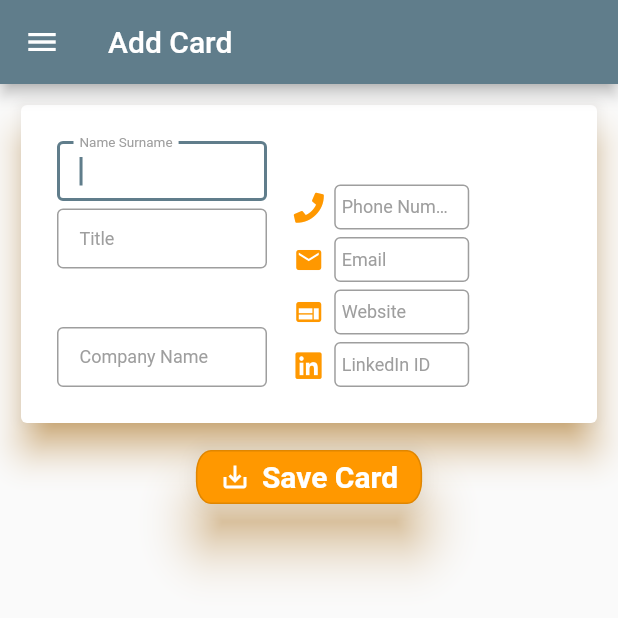
After one commit to atacanugurlu/MeetWork, a Flutter app: the ManuallyAddCardScreen screen opened by its route, on a phone screen of 412 x 824 dp, the top half of it. The commit adds this screen. Run offline on Flutter 3.47's test engine with Material 2 defaults, Android fonts, the phone set to English and light mode, and no system bars; our stand-ins replace flutter_spinkit, font_awesome_flutter, google_fonts, shared_preferences, sqflite; missing offline and left inert: maps_launcher; accounts and stored records are empty.

Commit message:
add card manually

```diff
--- a/lib/main.dart
+++ b/lib/main.dart
@@ -6,6 +6,7 @@ import 'package:meetwork/screens/main_screens/business_screen.dart';
 import 'package:meetwork/screens/main_screens/qr_code_screen.dart';
 import 'package:meetwork/screens/sub_screens/business_screens/business_card_screen.dart';
 import 'package:meetwork/screens/sub_screens/business_screens/card_collection_screen.dart';
+import 'package:meetwork/screens/sub_screens/business_screens/manually_add_card_screen.dart';
 import 'package:meetwork/screens/sub_screens/media_screens/media_accounts_screen.dart';
 import 'package:meetwork/screens/sub_screens/business_screens/my_card_screen.dart';
 import 'package:meetwork/screens/sub_screens/media_screens/add_social_media_screen.dart';
@@ -41,6 +42,7 @@ class MyApp extends StatelessWidget {
           AddSocialMediaScreen.id: (context) => AddSocialMediaScreen(),
           ShareMediaScreen.id: (context) => ShareMediaScreen(),
           ShareCardScreen.id: (context) => ShareCardScreen(),
+          ManuallyAddCardScreen.id: (context) => ManuallyAddCardScreen()
         });
   }
 }
--- a/lib/screens/main_screens/business_screen.dart
+++ b/lib/screens/main_screens/business_screen.dart
@@ -5,9 +5,11 @@ import 'package:meetwork/components/side_menu.dart';
 import 'package:meetwork/constants.dart';
 import 'package:meetwork/screens/sub_screens/business_screens/business_card_screen.dart';
 import 'package:meetwork/screens/sub_screens/business_screens/card_collection_screen.dart';
+import 'package:meetwork/screens/sub_screens/business_screens/manually_add_card_screen.dart';
 import 'package:meetwork/screens/sub_screens/business_screens/my_card_screen.dart';
 import 'package:url_launcher/url_launcher.dart';
 import 'package:shared_preferences/shared_preferences.dart';
+import 'package:meetwork/screens/main_screens/business_screen.dart';
 
 class BusinessScreen extends StatefulWidget {
   static const id = 'business_screen';
@@ -69,6 +71,10 @@ const List<Choice> choices = const [
       icon: Icons.collections_bookmark,
       page: CardCollectionScreen.id),
   const Choice(title: 'LinkedIn', icon: FontAwesomeIcons.linkedin, page: "url"),
+  const Choice(
+      title: 'Manually Add Card',
+      icon: FontAwesomeIcons.userTag,
+      page: ManuallyAddCardScreen.id),
 ];
 
 class ChoiceCard extends StatelessWidget {
@@ -124,8 +130,3 @@ removePref(String key) async {
   SharedPreferences prefs = await SharedPreferences.getInstance();
   prefs.remove(key);
 }
-
-incrementCardId(String key, String value) async {
-  SharedPreferences prefs = await SharedPreferences.getInstance();
-  prefs.setString(key, value);
-}
--- a/lib/screens/sub_screens/business_screens/card_collection_screen.dart
+++ b/lib/screens/sub_screens/business_screens/card_collection_screen.dart
@@ -9,6 +9,8 @@ import 'package:url_launcher/url_launcher.dart';
 import 'package:maps_launcher/maps_launcher.dart';
 import 'package:meetwork/components/business_card_class.dart';
 import 'package:meetwork/constants.dart';
+import 'package:shared_preferences/shared_preferences.dart';
+import 'package:meetwork/screens/main_screens/business_screen.dart';
 
 class CardCollectionScreen extends StatefulWidget {
   static const id = 'card_collection_screen';
@@ -29,7 +31,6 @@ class _CardCollectionScreenState extends State<CardCollectionScreen> {
 
   void _deleteCard(int deletedCardId) async {
     await _databaseHelper.delete(deletedCardId);
-
     setState(() {
       getCards();
     });
--- /dev/null
+++ b/lib/screens/sub_screens/business_screens/manually_add_card_screen.dart
@@ -0,0 +1,350 @@
+import 'dart:convert';
+import 'dart:ui';
+import 'package:flutter/cupertino.dart';
+import 'package:flutter/material.dart';
+import 'package:font_awesome_flutter/font_awesome_flutter.dart';
+import 'package:meetwork/components/database.dart';
+import 'package:meetwork/components/side_menu.dart';
+import 'package:meetwork/components/business_card_class.dart';
+import 'package:meetwork/screens/main_screens/business_screen.dart';
+import 'package:meetwork/screens/sub_screens/business_screens/card_collection_screen.dart';
+import 'package:meetwork/screens/sub_screens/business_screens/manually_add_card_screen.dart';
+import 'package:shared_preferences/shared_preferences.dart';
+
+class ManuallyAddCardScreen extends StatefulWidget {
+  static const id = 'manually_add_card_screen';
+  @override
+  _ManuallyAddCardScreenState createState() => _ManuallyAddCardScreenState();
+}
+
+@override
+final TextEditingController nameController = TextEditingController();
+final TextEditingController titleController = TextEditingController();
+final TextEditingController companyController = TextEditingController();
+final TextEditingController phoneController = TextEditingController();
+final TextEditingController emailController = TextEditingController();
+final TextEditingController websiteController = TextEditingController();
+final TextEditingController linkedinController = TextEditingController();
+
+class _ManuallyAddCardScreenState extends State<ManuallyAddCardScreen> {
+  int counter;
+  DatabaseHelper _databaseHelper = DatabaseHelper();
+
+  void _addCard(BusinessCardInfo card) async {
+    await _databaseHelper.insert(card);
+  }
+
+  @override
+  void initState() {
+    super.initState();
+    getCounter();
+  }
+
+  Future<String> getCounter() async {
+    SharedPreferences prefs = await SharedPreferences.getInstance();
+    counter = prefs.getInt('counter') ?? 2;
+    return "Done";
+  }
+
+  void _incrementCounter() async {
+    final prefs = await SharedPreferences.getInstance();
+    setState(() {
+      counter = (prefs.getInt('counter') ?? 2) + 1;
+      prefs.setInt('counter', counter);
+    });
+  }
+
+  Widget build(BuildContext context) {
+    return Scaffold(
+      drawer: BuildSideMenu(routeName: ManuallyAddCardScreen.id),
+      appBar: AppBar(
+        title: Text("Add Card"),
+      ),
+      body: Column(children: <Widget>[
+        Container(
+          padding: EdgeInsets.fromLTRB(10, 10, 10, 0),
+          height: 230,
+          width: double.maxFinite,
+          child: Card(
+            elevation: 10,
+            shadowColor: Colors.orange,
+            child: Padding(
+              padding: EdgeInsets.all(24),
+              child: Row(
+                children: [
+                  Stack(
+                    children: <Widget>[
+                      Expanded(
+                        flex: 10,
+                        child: Stack(
+                          children: [
+                            personNameJob(),
+                            companyName(),
+                          ],
+                        ),
+                      ),
+                    ],
+                  ),
+                  Spacer(
+                    flex: 1,
+                  ),
+                  Expanded(
+                    flex: 10,
+                    child: Stack(
+                      children: <Widget>[
+                        Column(
+                          crossAxisAlignment: CrossAxisAlignment.start,
+                          mainAxisAlignment: MainAxisAlignment.end,
+                          children: [
+                            phone(),
+                            SizedBox(
+                              height: 5,
+                            ),
+                            email(),
+                            SizedBox(
+                              height: 5,
+                            ),
+                            website(),
+                            SizedBox(
+                              height: 5,
+                            ),
+                            linkedin()
+                          ],
+                        ),
+                      ],
+                    ),
+                  ),
+                ],
+              ),
+            ),
+          ),
+        ),
+        Padding(
+          padding: EdgeInsets.all(8.0),
+          child: OutlinedButton.icon(
+            onPressed: () {
+              BusinessCardInfo addCard = new BusinessCardInfo(
+                  counter, // from share preferences counter
+                  nameController.text,
+                  titleController.text,
+                  companyController.text,
+                  phoneController.text,
+                  emailController.text,
+                  websiteController.text,
+                  linkedinController.text);
+              _addCard(addCard);
+              _incrementCounter();
+              Navigator.pushNamed(context, CardCollectionScreen.id);
+            },
+            style: OutlinedButton.styleFrom(
+                backgroundColor: Colors.orange,
+                shadowColor: Colors.orange,
+                elevation: 15,
+                shape: const RoundedRectangleBorder(
+                    borderRadius: BorderRadius.all(Radius.elliptical(10, 15)))),
+            icon: const Icon(
+              Icons.save_alt,
+              color: Colors.white,
+              size: 20,
+            ),
+            label: RichText(
+                text: TextSpan(
+                    text: "Save Card",
+                    style: TextStyle(
+                        color: Colors.white,
+                        fontSize: 20,
+                        fontWeight: FontWeight.bold))),
+          ),
+        )
+      ]),
+    );
+  }
+}
+
+Widget personNameJob() {
+  return Align(
+    alignment: Alignment.topLeft,
+    child: Container(
+      width: 140,
+      child: Column(children: <Widget>[
+        Container(
+          width: 140,
+          height: 40,
+          child: TextField(
+            keyboardType: TextInputType.text,
+            autofocus: true,
+            controller: nameController,
+            textAlign: TextAlign.left,
+            decoration: InputDecoration(
+              isDense: true,
+              contentPadding: EdgeInsets.fromLTRB(15, 20, 1, 1),
+              border: OutlineInputBorder(),
+              labelText: 'Name Surname',
+              labelStyle: TextStyle(color: Colors.grey, fontSize: 12),
+            ),
+          ),
+        ),
+        SizedBox(
+          height: 5,
+        ),
+        Container(
+          width: 140,
+          height: 40,
+          child: TextField(
+              controller: titleController,
+              textAlign: TextAlign.left,
+              decoration: InputDecoration(
+                isDense: true,
+                contentPadding: EdgeInsets.fromLTRB(15, 20, 1, 1),
+                border: OutlineInputBorder(),
+                labelText: 'Title',
+                labelStyle: TextStyle(color: Colors.grey, fontSize: 12),
+              )),
+        )
+      ]),
+    ),
+  );
+}
+
+Widget companyName() {
+  return Align(
+      alignment: Alignment.bottomLeft,
+      child: Container(
+        width: 140,
+        height: 40,
+        child: TextField(
+          controller: companyController,
+          textAlign: TextAlign.left,
+          decoration: InputDecoration(
+            isDense: true,
+            contentPadding: EdgeInsets.fromLTRB(15, 20, 1, 1),
+            border: OutlineInputBorder(),
+            labelText: 'Company Name',
+            labelStyle: TextStyle(color: Colors.grey, fontSize: 12),
+          ),
+        ),
+      ));
+}
+
+Widget phone() {
+  return Row(
+    children: [
+      Icon(
+        FontAwesomeIcons.phone,
+        color: Colors.orange,
+        size: 20,
+      ),
+      SizedBox(
+        width: 7,
+      ),
+      Container(
+        width: 90,
+        height: 30,
+        child: TextField(
+          keyboardType: TextInputType.phone,
+          controller: phoneController,
+          textAlign: TextAlign.left,
+          decoration: InputDecoration(
+            isDense: true,
+            contentPadding: EdgeInsets.fromLTRB(5, 10, 10, 1),
+            border: OutlineInputBorder(),
+            labelText: 'Phone Number',
+            labelStyle: TextStyle(color: Colors.grey, fontSize: 12),
+          ),
+        ),
+      )
+    ],
+  );
+}
+
+Widget email() {
+  return Row(
+    children: [
+      Icon(
+        Icons.email,
+        color: Colors.orange,
+        size: 20,
+      ),
+      SizedBox(
+        width: 7,
+      ),
+      Container(
+        width: 90,
+        height: 30,
+        child: TextField(
+          keyboardType: TextInputType.emailAddress,
+          controller: emailController,
+          textAlign: TextAlign.left,
+          decoration: InputDecoration(
+            isDense: true,
+            contentPadding: EdgeInsets.fromLTRB(5, 10, 10, 1),
+            border: OutlineInputBorder(),
+            labelText: 'Email',
+            labelStyle: TextStyle(color: Colors.grey, fontSize: 12),
+          ),
+        ),
+      )
+    ],
+  );
+}
+
+Widget website() {
+  return Row(
+    children: [
+      Icon(
+        Icons.web,
+        color: Colors.orange,
+        size: 20,
+      ),
+      SizedBox(
+        width: 7,
+      ),
+      Container(
+        width: 90,
+        height: 30,
+        child: TextField(
+          keyboardType: TextInputType.url,
+          controller: websiteController,
+          textAlign: TextAlign.left,
+          decoration: InputDecoration(
+            isDense: true,
+            contentPadding: EdgeInsets.fromLTRB(5, 10, 10, 1),
+            border: OutlineInputBorder(),
+            labelText: 'Website',
+            labelStyle: TextStyle(color: Colors.grey, fontSize: 12),
+          ),
+        ),
+      )
+    ],
+  );
+}
+
+Widget linkedin() {
+  return Row(
+    children: [
+      Icon(
+        FontAwesomeIcons.linkedin,
+        color: Colors.orange,
+        size: 20,
+      ),
+      SizedBox(
+        width: 7,
+      ),
+      Container(
+        width: 90,
+        height: 30,
+        child: TextField(
+          controller: linkedinController,
+          textAlign: TextAlign.left,
+          decoration: InputDecoration(
+            isDense: true,
+            contentPadding: EdgeInsets.fromLTRB(5, 10, 10, 1),
+            border: OutlineInputBorder(),
+            labelText: 'LinkedIn ID',
+            labelStyle: TextStyle(color: Colors.grey, fontSize: 12),
+          ),
+        ),
+      )
+    ],
+  );
+}
--- a/lib/screens/sub_screens/business_screens/my_card_screen.dart
+++ b/lib/screens/sub_screens/business_screens/my_card_screen.dart
@@ -42,7 +42,6 @@ class _MyCardScreenState extends State<MyCardScreen> {
   Future<String> readPref() async {
     SharedPreferences prefs = await SharedPreferences.getInstance();
     String cardMap = prefs.getString("myCard");
-    print(cardMap);
     if (cardMap == null) {
       Navigator.pushNamed(context, BusinessCardScreen.id);
     } else {
```
